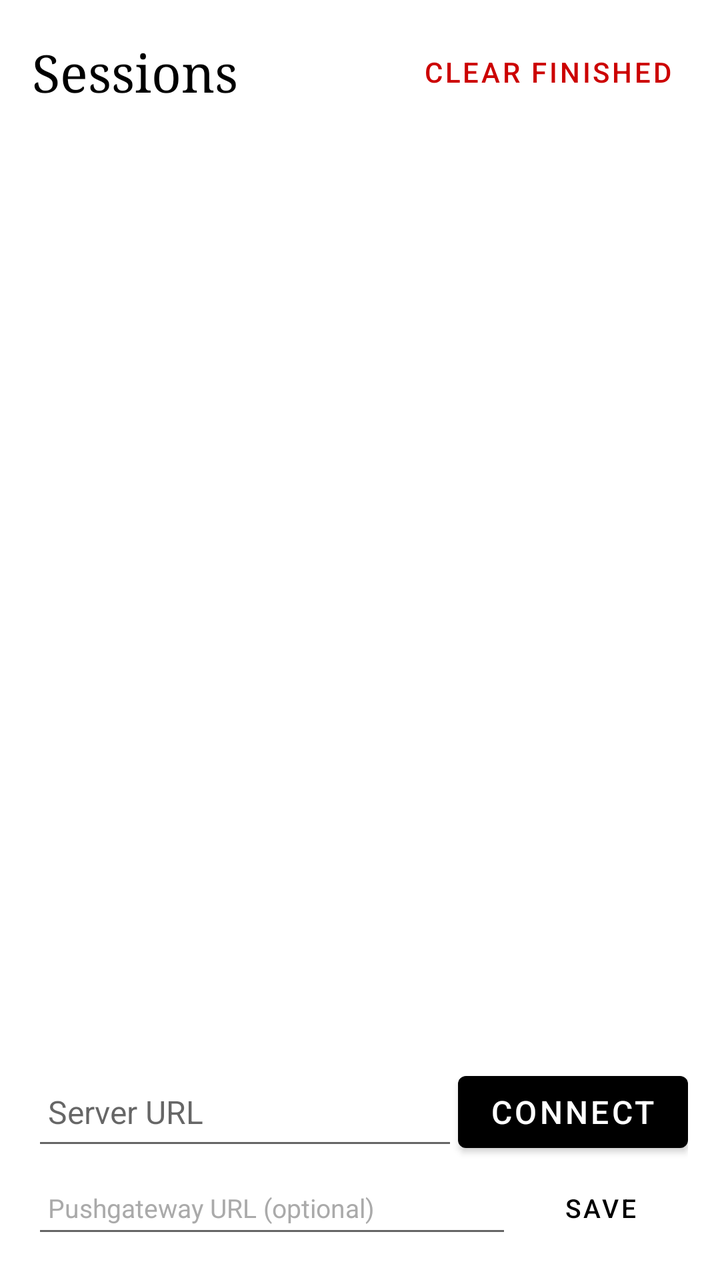
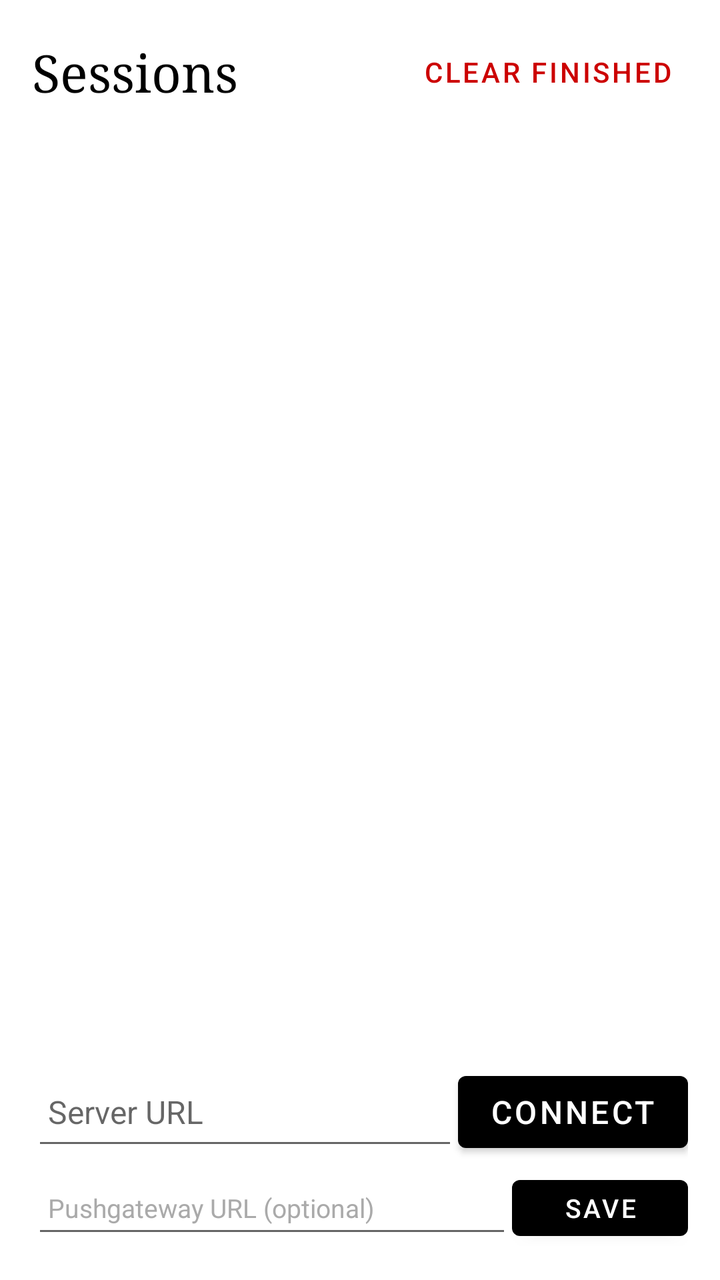

Before-and-after screenshots of an Android layout around one commit, followed by the original layout XML and the change that was made.
<!-- AndroidManifest.xml: application theme Theme.EinkBridge -->
<!-- res/layout/activity_main.xml -->
<?xml version="1.0" encoding="utf-8"?>
<FrameLayout xmlns:android="http://schemas.android.com/apk/res/android"
    android:layout_width="match_parent"
    android:layout_height="match_parent">

    <LinearLayout
        android:id="@+id/sessionListContainer"
        android:layout_width="match_parent"
        android:layout_height="match_parent"
        android:orientation="vertical"
        android:padding="16dp">

        <LinearLayout
            android:layout_width="match_parent"
            android:layout_height="wrap_content"
            android:orientation="horizontal"
            android:gravity="center_vertical"
            android:paddingBottom="16dp">

            <TextView
                android:layout_width="0dp"
                android:layout_height="wrap_content"
                android:layout_weight="1"
                android:text="Sessions"
                android:textSize="26sp"
                android:textColor="#000000"
                android:fontFamily="serif" />

            <Button
                android:id="@+id/btnClearSessions"
                android:layout_width="wrap_content"
                android:layout_height="40dp"
                android:text="Clear finished"
                android:textSize="14sp"
                android:textColor="#CC0000"
                style="?android:attr/buttonBarButtonStyle" />
        </LinearLayout>

        <TextView
            android:id="@+id/serverUrl"
            android:layout_width="match_parent"
            android:layout_height="wrap_content"
            android:textSize="14sp"
            android:textColor="#333333"
            android:paddingBottom="12dp" />

        <androidx.recyclerview.widget.RecyclerView
            android:id="@+id/sessionList"
            android:layout_width="match_parent"
            android:layout_height="0dp"
            android:layout_weight="1" />

        <TextView
            android:id="@+id/emptyState"
            android:layout_width="match_parent"
            android:layout_height="0dp"
            android:layout_weight="1"
            android:gravity="center"
            android:text="No sessions yet"
            android:textSize="20sp"
            android:textColor="#999999"
            android:visibility="gone" />

        <LinearLayout
            android:layout_width="match_parent"
            android:layout_height="wrap_content"
            android:orientation="horizontal"
            android:paddingTop="12dp">

            <EditText
                android:id="@+id/serverInput"
                android:layout_width="0dp"
                android:layout_height="48dp"
                android:layout_weight="1"
                android:hint="Server URL"
                android:textSize="16sp"
                android:inputType="textUri"
                android:padding="8dp" />

            <Button
                android:id="@+id/connectBtn"
                android:layout_width="wrap_content"
                android:layout_height="48dp"
                android:text="Connect"
                android:textSize="16sp" />
        </LinearLayout>

        <LinearLayout
            android:layout_width="match_parent"
            android:layout_height="wrap_content"
            android:orientation="horizontal"
            android:paddingTop="4dp">

            <EditText
                android:id="@+id/metricsInput"
                android:layout_width="0dp"
                android:layout_height="40dp"
                android:layout_weight="1"
                android:hint="Pushgateway URL (optional)"
                android:textSize="13sp"
                android:inputType="textUri"
                android:padding="8dp"
                android:textColor="#555555"
                android:textColorHint="#AAAAAA" />

            <Button
                android:id="@+id/metricsBtn"
                android:layout_width="wrap_content"
                android:layout_height="40dp"
                android:text="Save"
                android:textSize="13sp"
                style="?android:attr/buttonBarButtonStyle" />
        </LinearLayout>
    </LinearLayout>

    <WebView
        android:id="@+id/webView"
        android:layout_width="match_parent"
        android:layout_height="match_parent"
        android:visibility="gone" />

    
    <com.flakm.einkbridge.StrokeView
        android:id="@+id/strokeView"
        android:layout_width="match_parent"
        android:layout_height="match_parent"
        android:clickable="false"
        android:focusable="false"
        android:visibility="gone" />

    
    <LinearLayout
        android:id="@+id/penToolbar"
        android:layout_width="match_parent"
        android:layout_height="72dp"
        android:layout_gravity="bottom"
        android:orientation="horizontal"
        android:background="#FFFFFF"
        android:elevation="4dp"
        android:gravity="center_vertical"
        android:paddingStart="8dp"
        android:paddingEnd="8dp"
        android:visibility="gone">

        
        <LinearLayout
            android:id="@+id/drawControls"
            android:layout_width="wrap_content"
            android:layout_height="match_parent"
            android:orientation="horizontal"
            android:gravity="center_vertical">

            <SeekBar
                android:id="@+id/strokeSlider"
                android:layout_width="160dp"
                android:layout_height="48dp"
                android:layout_gravity="center_vertical"
                android:min="1"
                android:max="20"
                android:progress="5"
                android:thumbTint="#000000"
                android:progressTint="#000000"
                android:progressBackgroundTint="#CCCCCC" />

            <View
                android:layout_width="2dp"
                android:layout_height="48dp"
                android:layout_marginStart="8dp"
                android:layout_marginEnd="4dp"
                android:background="#999999" />

            <FrameLayout
                android:layout_width="60dp"
                android:layout_height="64dp">
                <Button
                    android:id="@+id/btnPencil"
                    style="?android:attr/buttonBarButtonStyle"
                    android:layout_width="60dp"
                    android:layout_height="64dp"
                    android:text="✎"
                    android:textSize="34sp"
                    android:textColor="#000000" />
                <View
                    android:id="@+id/dotPencil"
                    android:layout_width="10dp"
                    android:layout_height="10dp"
                    android:layout_gravity="bottom|center_horizontal"
                    android:layout_marginBottom="3dp"
                    android:background="@drawable/indicator_dot"
                    android:visibility="gone" />
            </FrameLayout>

            <FrameLayout
                android:layout_width="60dp"
                android:layout_height="64dp">
                <Button
                    android:id="@+id/btnBrush"
                    style="?android:attr/buttonBarButtonStyle"
                    android:layout_width="60dp"
                    android:layout_height="64dp"
                    android:text="▓"
                    android:textSize="34sp"
                    android:textColor="#000000" />
                <View
                    android:id="@+id/dotBrush"
                    android:layout_width="10dp"
                    android:layout_height="10dp"
                    android:layout_gravity="bottom|center_horizontal"
                    android:layout_marginBottom="3dp"
                    android:background="@drawable/indicator_dot"
                    android:visibility="gone" />
            </FrameLayout>

            <FrameLayout
                android:layout_width="60dp"
                android:layout_height="64dp">
                <Button
                    android:id="@+id/btnEraser"
                    style="?android:attr/buttonBarButtonStyle"
                    android:layout_width="60dp"
                    android:layout_height="64dp"
                    android:text="⌫"
                    android:textSize="34sp"
                    android:textColor="#000000" />
                <View
                    android:id="@+id/dotEraser"
                    android:layout_width="10dp"
                    android:layout_height="10dp"
                    android:layout_gravity="bottom|center_horizontal"
                    android:layout_marginBottom="3dp"
                    android:background="@drawable/indicator_dot"
                    android:visibility="gone" />
            </FrameLayout>

            <Button
                android:id="@+id/btnColor"
                style="?android:attr/buttonBarButtonStyle"
                android:layout_width="44dp"
                android:layout_height="44dp"
                android:text="⬤"
                android:textSize="24sp"
                android:textColor="#000000" />

        </LinearLayout>

        
        <View
            android:layout_width="2dp"
            android:layout_height="48dp"
            android:layout_marginStart="8dp"
            android:layout_marginEnd="4dp"
            android:background="#CCCCCC" />

        
        <FrameLayout
            android:layout_width="60dp"
            android:layout_height="64dp">
            <Button
                android:id="@+id/btnLink"
                style="?android:attr/buttonBarButtonStyle"
                android:layout_width="60dp"
                android:layout_height="64dp"
                android:text="⊙"
                android:textSize="32sp"
                android:textColor="#000000"
                android:alpha="0.5" />
            <View
                android:id="@+id/dotLink"
                android:layout_width="10dp"
                android:layout_height="10dp"
                android:layout_gravity="bottom|center_horizontal"
                android:layout_marginBottom="3dp"
                android:background="@drawable/indicator_dot"
                android:visibility="gone" />
        </FrameLayout>

        
        <FrameLayout
            android:layout_width="60dp"
            android:layout_height="64dp">
            <Button
                android:id="@+id/btnSelect"
                style="?android:attr/buttonBarButtonStyle"
                android:layout_width="60dp"
                android:layout_height="64dp"
                android:text="↖"
                android:textSize="32sp"
                android:textColor="#000000"
                android:alpha="0.5" />
            <View
                android:id="@+id/dotSelect"
                android:layout_width="10dp"
                android:layout_height="10dp"
                android:layout_gravity="bottom|center_horizontal"
                android:layout_marginBottom="3dp"
                android:background="@drawable/indicator_dot"
                android:visibility="gone" />
        </FrameLayout>

        
        <LinearLayout
            android:id="@+id/contextBar"
            android:layout_width="wrap_content"
            android:layout_height="match_parent"
            android:orientation="horizontal"
            android:gravity="center_vertical"
            android:layout_marginStart="4dp"
            android:visibility="gone">

            <Button
                android:id="@+id/btnReOcr"
                style="?android:attr/buttonBarButtonStyle"
                android:layout_width="wrap_content"
                android:layout_height="48dp"
                android:text="↺ Re-OCR"
                android:textSize="15sp"
                android:textColor="#000000"
                android:paddingStart="12dp"
                android:paddingEnd="12dp" />

            <Button
                android:id="@+id/btnRemoveGroup"
                style="?android:attr/buttonBarButtonStyle"
                android:layout_width="wrap_content"
                android:layout_height="48dp"
                android:text="✕ Remove"
                android:textSize="15sp"
                android:textColor="#CC0000"
                android:paddingStart="12dp"
                android:paddingEnd="12dp" />

        </LinearLayout>

        
        <View
            android:layout_width="0dp"
            android:layout_height="1dp"
            android:layout_weight="1" />

        
        <FrameLayout
            android:layout_width="52dp"
            android:layout_height="64dp">
            <Button
                android:id="@+id/btnAnnotations"
                style="?android:attr/buttonBarButtonStyle"
                android:layout_width="52dp"
                android:layout_height="64dp"
                android:text="👁"
                android:textSize="28sp"
                android:textColor="#000000"
                android:alpha="0.35" />
            <View
                android:id="@+id/dotAnnotations"
                android:layout_width="10dp"
                android:layout_height="10dp"
                android:layout_gravity="bottom|center_horizontal"
                android:layout_marginBottom="3dp"
                android:background="@drawable/indicator_dot"
                android:visibility="gone" />
        </FrameLayout>

        <View
            android:layout_width="2dp"
            android:layout_height="48dp"
            android:layout_marginStart="4dp"
            android:layout_marginEnd="4dp"
            android:background="#999999" />

        <Button
            android:id="@+id/btnUndo"
            style="?android:attr/buttonBarButtonStyle"
            android:layout_width="56dp"
            android:layout_height="64dp"
            android:text="↩"
            android:textSize="34sp"
            android:textColor="#000000" />

        <Button
            android:id="@+id/btnClear"
            style="?android:attr/buttonBarButtonStyle"
            android:layout_width="56dp"
            android:layout_height="64dp"
            android:text="✕"
            android:textSize="34sp"
            android:textColor="#000000" />

        <Button
            android:id="@+id/btnRequestUpdate"
            android:layout_width="wrap_content"
            android:layout_height="52dp"
            android:minWidth="110dp"
            android:text="↻ Update"
            android:textSize="17sp"
            android:textColor="#FFFFFF"
            android:backgroundTint="#555555"
            android:layout_marginStart="4dp"
            android:layout_marginEnd="4dp" />

        <Button
            android:id="@+id/btnSubmit"
            android:layout_width="wrap_content"
            android:layout_height="52dp"
            android:minWidth="110dp"
            android:text="✓ Done"
            android:textSize="19sp"
            android:textColor="#FFFFFF"
            android:backgroundTint="#000000" />
    </LinearLayout>

    
    <LinearLayout
        android:id="@+id/processingOverlay"
        android:layout_width="match_parent"
        android:layout_height="wrap_content"
        android:layout_gravity="top"
        android:background="#CC000000"
        android:gravity="center"
        android:orientation="horizontal"
        android:padding="12dp"
        android:visibility="gone">

        <ProgressBar
            style="?android:attr/progressBarStyleSmall"
            android:layout_width="24dp"
            android:layout_height="24dp"
            android:indeterminateTint="#FFFFFF" />

        <TextView
            android:id="@+id/processingStatus"
            android:layout_width="wrap_content"
            android:layout_height="wrap_content"
            android:text="Processing..."
            android:textColor="#FFFFFF"
            android:textSize="16sp"
            android:layout_marginStart="8dp" />
    </LinearLayout>

</FrameLayout>
<!-- resources referenced by this layout -->
<resources>
  <!-- drawable indicator_dot (drawable) -->
  <?xml version="1.0" encoding="utf-8"?>
  <shape xmlns:android="http://schemas.android.com/apk/res/android"
      android:shape="oval">
      <solid android:color="#CC0000"/>
  </shape>
  <style name="Theme.EinkBridge" parent="Theme.MaterialComponents.Light.NoActionBar">
          <item name="colorPrimary">#000000</item>
          <item name="colorOnPrimary">#FFFFFF</item>
          <item name="android:windowBackground">#FFFFFF</item>
      </style>
</resources>

<!-- the commit's change to res/layout/activity_main.xml (unified diff, before → after) -->
@@ -108,8 +108,7 @@
                 android:layout_width="wrap_content"
                 android:layout_height="40dp"
                 android:text="Save"
-                android:textSize="13sp"
-                style="?android:attr/buttonBarButtonStyle" />
+                android:textSize="13sp" />
         </LinearLayout>
     </LinearLayout>
 
@@ -126,6 +125,22 @@
         android:layout_height="match_parent"
         android:clickable="false"
         android:focusable="false"
+        android:visibility="gone" />
+
+    
+    <LinearLayout
+        android:id="@+id/colorDrawer"
+        android:layout_width="wrap_content"
+        android:layout_height="48dp"
+        android:layout_gravity="bottom|start"
+        android:layout_marginBottom="72dp"
+        android:layout_marginStart="8dp"
+        android:orientation="horizontal"
+        android:gravity="center_vertical"
+        android:background="#FFFFFF"
+        android:elevation="6dp"
+        android:paddingStart="8dp"
+        android:paddingEnd="8dp"
         android:visibility="gone" />
 
     
@@ -428,12 +443,24 @@
 
         <TextView
             android:id="@+id/processingStatus"
-            android:layout_width="wrap_content"
-            android:layout_height="wrap_content"
+            android:layout_width="0dp"
+            android:layout_height="wrap_content"
+            android:layout_weight="1"
             android:text="Processing..."
             android:textColor="#FFFFFF"
             android:textSize="16sp"
             android:layout_marginStart="8dp" />
+
+        <Button
+            android:id="@+id/btnCancelProcessing"
+            style="?android:attr/buttonBarButtonStyle"
+            android:layout_width="wrap_content"
+            android:layout_height="wrap_content"
+            android:text="✕"
+            android:textColor="#FFFFFF"
+            android:textSize="20sp"
+            android:minWidth="44dp"
+            android:minHeight="44dp" />
     </LinearLayout>
 
 </FrameLayout>
